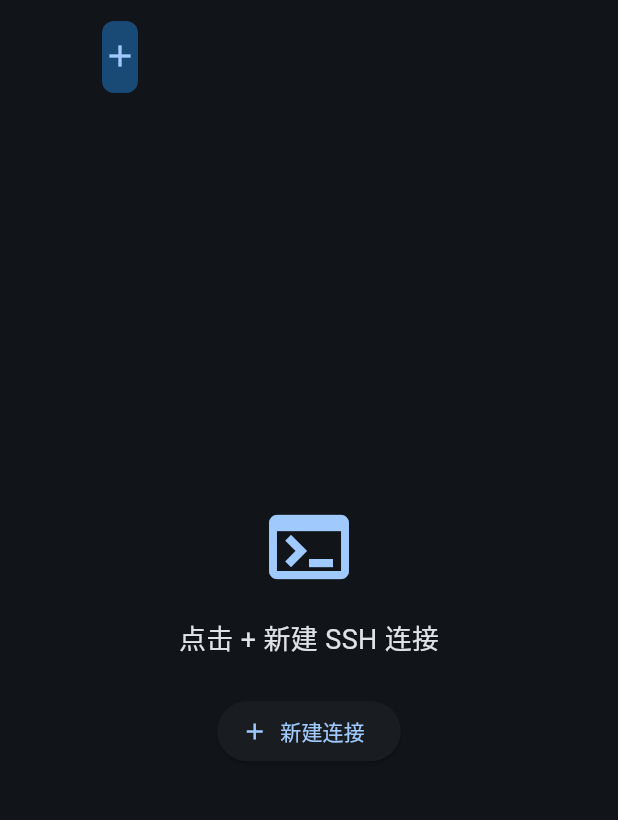
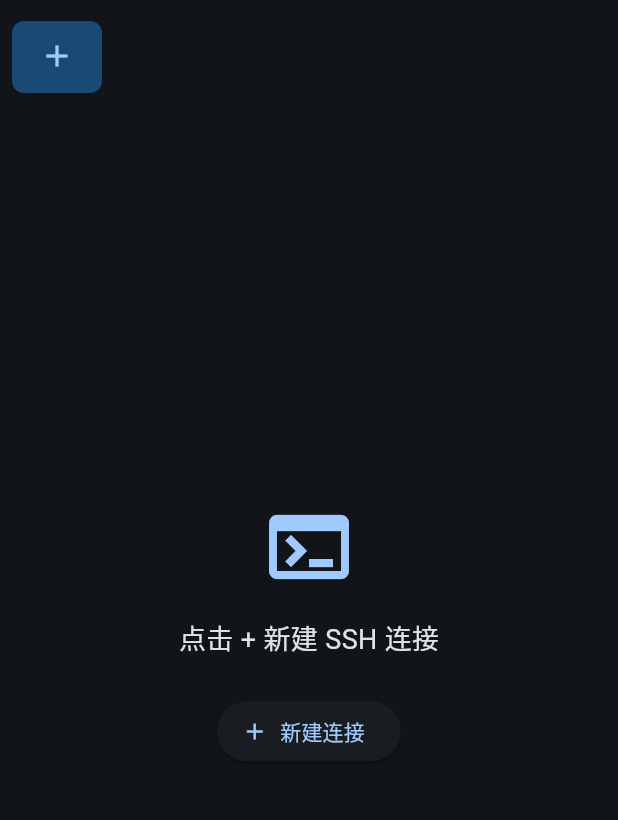
Before and after one commit to skyvense/CrossTerminal, a Flutter app: the screen it shows after launch, on a phone screen of 412 x 824 dp, the part 63-883 px from its top. Run offline on Flutter 3.47's test engine with Material 3 defaults, Android fonts, the phone set to English and light mode, and no system bars; our stand-ins replace file_picker, shared_preferences; missing offline and left inert: dartssh2, xterm.

Commit message:
fix: Fix TabBar layout overflow issue
- Changed from Container to SizedBox for tab width constraints
- Restored isScrollable to true to prevent layout overflow
- Adjusted labelPadding for better spacing
- Fixed red screen issue caused by RenderFlex overflow

```diff
--- a/lib/main.dart
+++ b/lib/main.dart
@@ -144,8 +144,14 @@
           bottom: TabBar(
             isScrollable: true,
             tabs: [
-              ...tabs,
-              Tab(icon: Icon(Icons.add)),
+              ...tabs.map((tab) => SizedBox(
+                width: 120,
+                child: tab,
+              )),
+              SizedBox(
+                width: 60,
+                child: Tab(icon: Icon(Icons.add)),
+              ),
             ],
             onTap: (index) {
               if (index == tabs.length) _addNewTab();
@@ -155,6 +161,8 @@
               color: Theme.of(context).colorScheme.primaryContainer,
             ),
             dividerColor: Colors.transparent,
+            labelPadding: EdgeInsets.symmetric(horizontal: 8),
+            tabAlignment: TabAlignment.start,
           ),
         ),
         body: TabBarView(
```
